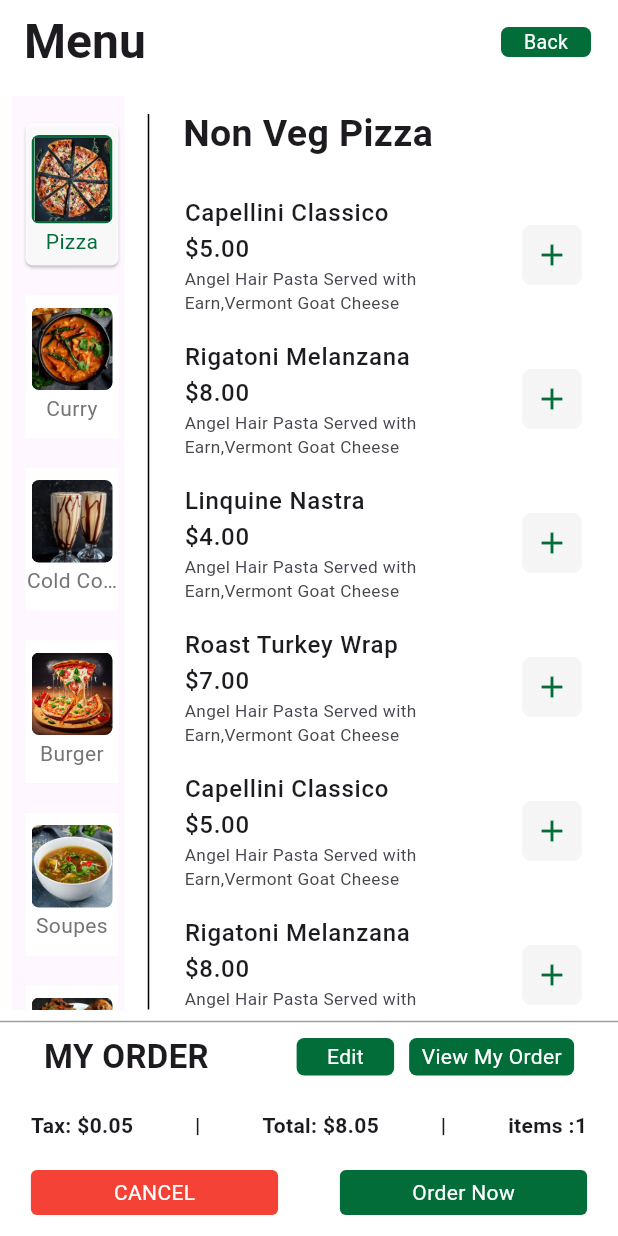
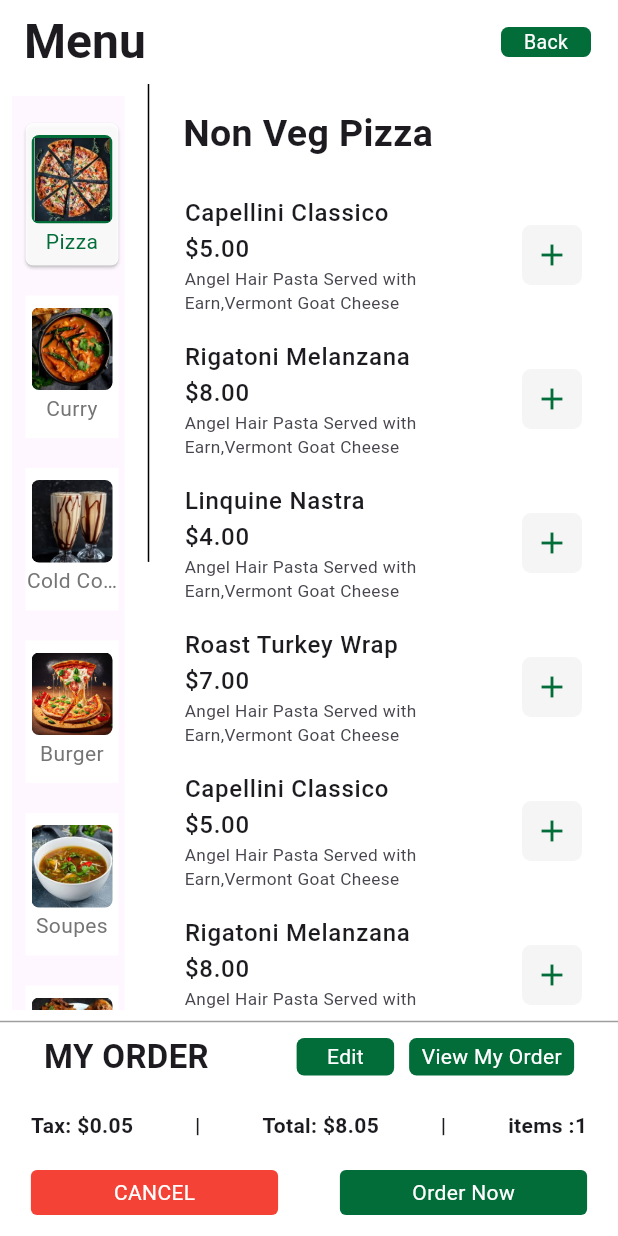
Before and after one commit to amitram108/app2food, a Flutter app: the screen it shows after launch, on a phone screen of 412 x 824 dp. Run offline on Flutter 3.47's test engine with Material 3 defaults, Android fonts, the phone set to English and light mode, and no system bars.

Commit message:
New Line

```diff
--- a/lib/main.dart
+++ b/lib/main.dart
@@ -1,3 +1,5 @@
+import 'dart:ui';
+
 import 'package:app2food/widgets/item_widget.dart';
 import 'package:flutter/material.dart';
 import 'package:app2food/constant.dart';
@@ -497,11 +499,14 @@ class _MyHomePageState extends State<MyHomePage> {
                 }),
                 const Padding(
                     padding: EdgeInsets.only(top: 20.0),
+                    child: Baseline(
+                      baseline: 0.2,
+                      baselineType: TextBaseline.ideographic,
                       child: VerticalDivider(
                         thickness: 1.0,
                         color: Colors.black,
                       ),
-                ),
+                    )),
                 Expanded(
                     child: IndexedStack(
                   index: selectedIndex,
@@ -541,7 +546,11 @@ class _MyHomePageState extends State<MyHomePage> {
                                     subTitles[index],
                                     style: const TextStyle(fontSize: 11.5),
                                   ),
-                                  icon: Container(
+                                  icon: ClipRRect(
+                                    child: BackdropFilter(
+                                      filter: ImageFilter.blur(
+                                          sigmaX: 15, sigmaY: 15),
+                                      child: Container(
                                         width: 40.0,
                                         height: 40.0,
                                         decoration: BoxDecoration(
@@ -550,6 +559,8 @@ class _MyHomePageState extends State<MyHomePage> {
                                                 BorderRadius.circular(6.0)),
                                         child: Icon(Icons.add,
                                             color: context.colorARGBEx),
+                                      ),
+                                    ),
                                   ),
                                 );
                               }),
```
Lines whose indentation alone changed are shown as unchanged.
